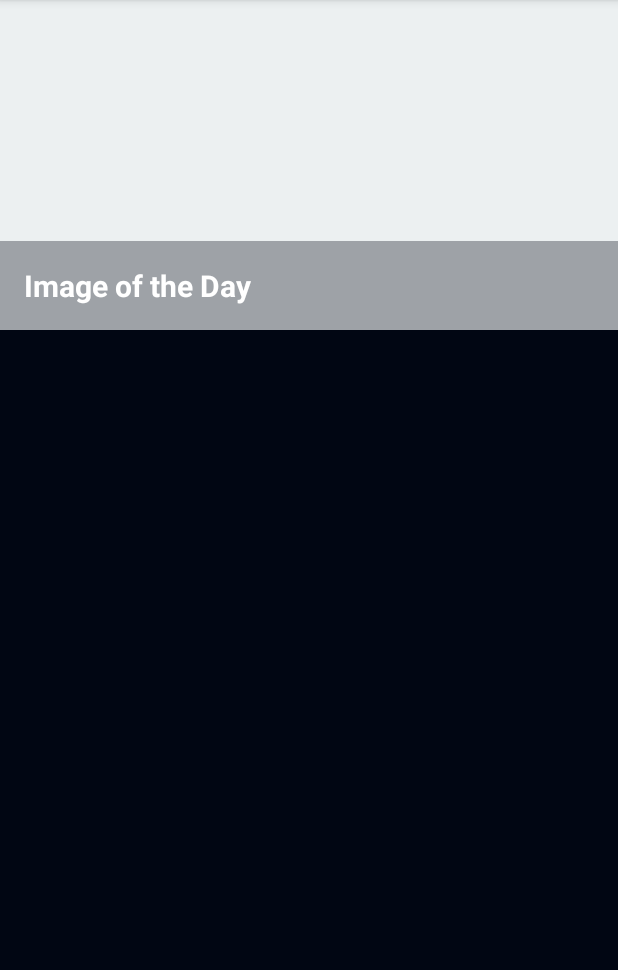
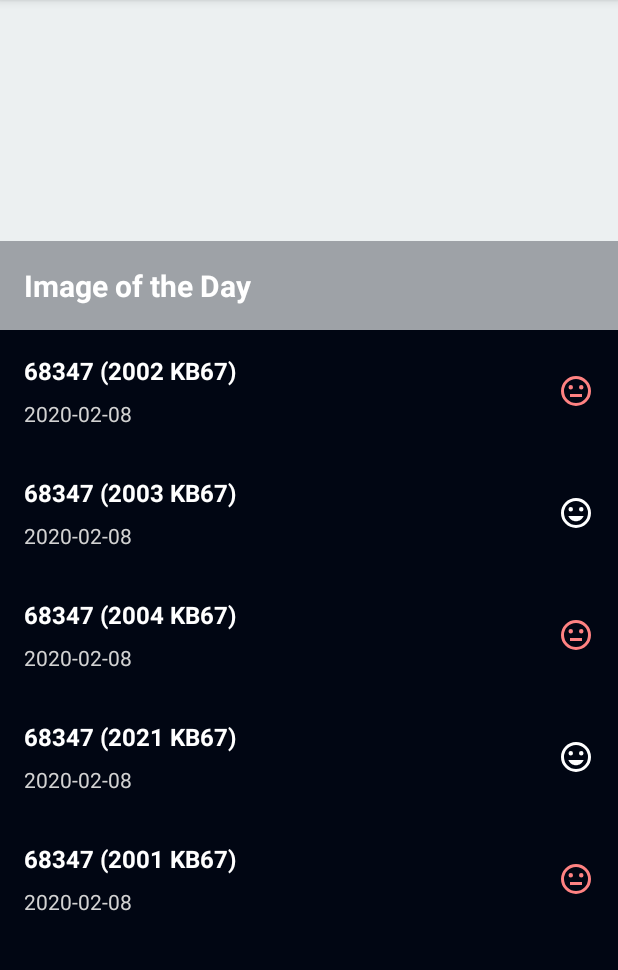
Before and after one commit to and-hub/asteroid-radar, an Android app: the screen it shows after launch (MainActivity), on a phone screen of 412 x 824 dp, the part 84-1054 px from its top. Run offline under Robolectric (Android 15) with nearby library versions, the phone set to English and light mode, and no system bars; our stand-ins replace data binding.

Commit message:
Show placeholder data in RecyclerView

```diff
--- a/app/src/main/java/com/udacity/asteroidradar/BindingAdapters.kt
+++ b/app/src/main/java/com/udacity/asteroidradar/BindingAdapters.kt
@@ -1,8 +1,11 @@
 package com.udacity.asteroidradar
 
+import android.widget.ArrayAdapter
 import android.widget.ImageView
 import android.widget.TextView
 import androidx.databinding.BindingAdapter
+import androidx.recyclerview.widget.RecyclerView
+import com.udacity.asteroidradar.main.AsteroidAdapter
 
 @BindingAdapter("statusIcon")
 fun bindAsteroidStatusImage(imageView: ImageView, isHazardous: Boolean) {
@@ -39,3 +42,9 @@ fun bindTextViewToDisplayVelocity(textView: TextView, number: Double) {
     val context = textView.context
     textView.text = String.format(context.getString(R.string.km_s_unit_format), number)
 }
+
+@BindingAdapter("listData")
+fun bindRecyclerView(recyclerView: RecyclerView, data: List<Asteroid>?) {
+    val adapter = recyclerView.adapter as AsteroidAdapter
+    adapter.submitList(data)
+}
--- /dev/null
+++ b/app/src/main/java/com/udacity/asteroidradar/main/AsteroidAdapter.kt
@@ -0,0 +1,56 @@
+package com.udacity.asteroidradar.main
+
+import android.view.LayoutInflater
+import android.view.ViewGroup
+import androidx.recyclerview.widget.DiffUtil
+import androidx.recyclerview.widget.ListAdapter
+import androidx.recyclerview.widget.RecyclerView
+import com.udacity.asteroidradar.Asteroid
+import com.udacity.asteroidradar.databinding.ListItemBinding
+
+class AsteroidAdapter(private val onClickListener: OnClickListener) :
+    ListAdapter<Asteroid, AsteroidAdapter.AsteroidViewHolder>(DiffCallback) {
+
+    override fun onCreateViewHolder(parent: ViewGroup, viewType: Int): AsteroidViewHolder {
+        return AsteroidViewHolder.from(parent)
+    }
+
+    override fun onBindViewHolder(holder: AsteroidViewHolder, position: Int) {
+        val asteroid = getItem(position)
+        holder.itemView.setOnClickListener {
+            onClickListener.onClick(asteroid)
+        }
+        holder.bind(asteroid)
+    }
+
+    companion object DiffCallback : DiffUtil.ItemCallback<Asteroid>() {
+        override fun areItemsTheSame(oldItem: Asteroid, newItem: Asteroid): Boolean {
+            return oldItem.id == newItem.id
+        }
+
+        override fun areContentsTheSame(oldItem: Asteroid, newItem: Asteroid): Boolean {
+            return oldItem == newItem
+        }
+    }
+
+    class AsteroidViewHolder(private var binding: ListItemBinding) :
+        RecyclerView.ViewHolder(binding.root) {
+
+        fun bind(asteroid: Asteroid) {
+            binding.asteroid = asteroid
+            binding.executePendingBindings()
+        }
+
+        companion object {
+            fun from(parent: ViewGroup): AsteroidViewHolder {
+                val layoutInflater = LayoutInflater.from(parent.context)
+                val binding = ListItemBinding.inflate(layoutInflater, parent, false)
+                return AsteroidViewHolder(binding)
+            }
+        }
+    }
+
+    class OnClickListener(val clickListener: (asteroid: Asteroid) -> Unit) {
+        fun onClick(asteroid: Asteroid) = clickListener(asteroid)
+    }
+}
--- a/app/src/main/java/com/udacity/asteroidradar/main/MainFragment.kt
+++ b/app/src/main/java/com/udacity/asteroidradar/main/MainFragment.kt
@@ -2,6 +2,7 @@ package com.udacity.asteroidradar.main
 
 import android.os.Bundle
 import android.view.*
+import android.widget.Toast
 import androidx.fragment.app.Fragment
 import androidx.lifecycle.ViewModelProvider
 import com.udacity.asteroidradar.R
@@ -24,6 +25,10 @@ class MainFragment : Fragment() {
 
         setHasOptionsMenu(true)
 
+        binding.asteroidRecycler.adapter = AsteroidAdapter(AsteroidAdapter.OnClickListener {
+            Toast.makeText(context, "Asteroid ${it.codename} clicked!", Toast.LENGTH_SHORT).show()
+        })
+
         return binding.root
     }
 
--- a/app/src/main/java/com/udacity/asteroidradar/main/MainViewModel.kt
+++ b/app/src/main/java/com/udacity/asteroidradar/main/MainViewModel.kt
@@ -1,6 +1,57 @@
 package com.udacity.asteroidradar.main
 
 import androidx.lifecycle.ViewModel
+import com.udacity.asteroidradar.Asteroid
 
 class MainViewModel : ViewModel() {
+
+    val placeholderAsteroids =
+        listOf(
+            Asteroid(
+                1234567,
+                "68347 (2002 KB67)",
+                "2020-02-08",
+                0.0,
+                0.0,
+                0.0,
+                0.0,
+                true
+            ), Asteroid(
+                1234567,
+                "68347 (2003 KB67)",
+                "2020-02-08",
+                0.0,
+                0.0,
+                0.0,
+                0.0,
+                false
+            ), Asteroid(
+                1234567,
+                "68347 (2004 KB67)",
+                "2020-02-08",
+                0.0,
+                0.0,
+                0.0,
+                0.0,
+                true
+            ), Asteroid(
+                1234567,
+                "68347 (2021 KB67)",
+                "2020-02-08",
+                0.0,
+                0.0,
+                0.0,
+                0.0,
+                false
+            ), Asteroid(
+                1234567,
+                "68347 (2001 KB67)",
+                "2020-02-08",
+                0.0,
+                0.0,
+                0.0,
+                0.0,
+                true
+            )
+        )
 }
--- a/app/src/main/res/layout/fragment_main.xml
+++ b/app/src/main/res/layout/fragment_main.xml
@@ -50,10 +50,10 @@
             app:layoutManager="androidx.recyclerview.widget.LinearLayoutManager"
             app:layout_constraintBottom_toBottomOf="parent"
             app:layout_constraintEnd_toEndOf="parent"
-            app:layout_constraintHorizontal_bias="0.0"
             app:layout_constraintStart_toStartOf="parent"
             app:layout_constraintTop_toBottomOf="@+id/activity_main_image_of_the_day_layout"
-            app:layout_constraintVertical_bias="0.0" />
+            app:layout_constraintVertical_bias="0.0"
+            app:listData="@{viewModel.placeholderAsteroids}" />
 
         <ProgressBar
             android:id="@+id/status_loading_wheel"
--- /dev/null
+++ b/app/src/main/res/layout/list_item.xml
@@ -0,0 +1,57 @@
+<?xml version="1.0" encoding="utf-8"?>
+<layout xmlns:android="http://schemas.android.com/apk/res/android"
+    xmlns:app="http://schemas.android.com/apk/res-auto"
+    xmlns:tools="http://schemas.android.com/tools">
+
+    <data>
+
+        <variable
+            name="asteroid"
+            type="com.udacity.asteroidradar.Asteroid" />
+    </data>
+
+    <androidx.constraintlayout.widget.ConstraintLayout
+        android:layout_width="match_parent"
+        android:layout_height="wrap_content"
+        android:background="@color/app_background">
+
+        <TextView
+            android:id="@+id/name_text"
+            style="@style/asteroid_name_text_style"
+            android:layout_width="wrap_content"
+            android:layout_height="wrap_content"
+            android:layout_marginStart="16dp"
+            android:layout_marginTop="16dp"
+            android:text="@{asteroid.codename}"
+            app:layout_constraintStart_toStartOf="parent"
+            app:layout_constraintTop_toTopOf="parent"
+            tools:text="(2016 BA39)" />
+
+        <TextView
+            android:id="@+id/date_text"
+            style="@style/asteroid_date_text_style"
+            android:layout_width="wrap_content"
+            android:layout_height="wrap_content"
+            android:layout_marginStart="16dp"
+            android:layout_marginTop="8dp"
+            android:layout_marginBottom="16dp"
+            android:text="@{asteroid.closeApproachDate}"
+            app:layout_constraintBottom_toBottomOf="parent"
+            app:layout_constraintStart_toStartOf="parent"
+            app:layout_constraintTop_toBottomOf="@+id/name_text"
+            tools:text="2020-02-08" />
+
+        <ImageView
+            android:id="@+id/status_icon"
+            android:layout_width="wrap_content"
+            android:layout_height="wrap_content"
+            android:layout_marginTop="16dp"
+            android:layout_marginEnd="16dp"
+            android:layout_marginBottom="16dp"
+            app:layout_constraintBottom_toBottomOf="parent"
+            app:layout_constraintEnd_toEndOf="parent"
+            app:layout_constraintTop_toTopOf="parent"
+            app:statusIcon="@{asteroid.isPotentiallyHazardous}"
+            tools:srcCompat="@drawable/ic_status_normal" />
+    </androidx.constraintlayout.widget.ConstraintLayout>
+</layout>
--- a/app/src/main/res/values/styles.xml
+++ b/app/src/main/res/values/styles.xml
@@ -8,4 +8,14 @@
         <item name="colorAccent">@color/colorAccent</item>
     </style>
 
+    <style name="asteroid_name_text_style">
+        <item name="android:textSize">16sp</item>
+        <item name="android:textColor">@color/default_text_color</item>
+        <item name="android:textStyle">bold</item>
+    </style>
+
+    <style name="asteroid_date_text_style">
+        <item name="android:textColor">@color/text_grey</item>
+    </style>
+
 </resources>
```
